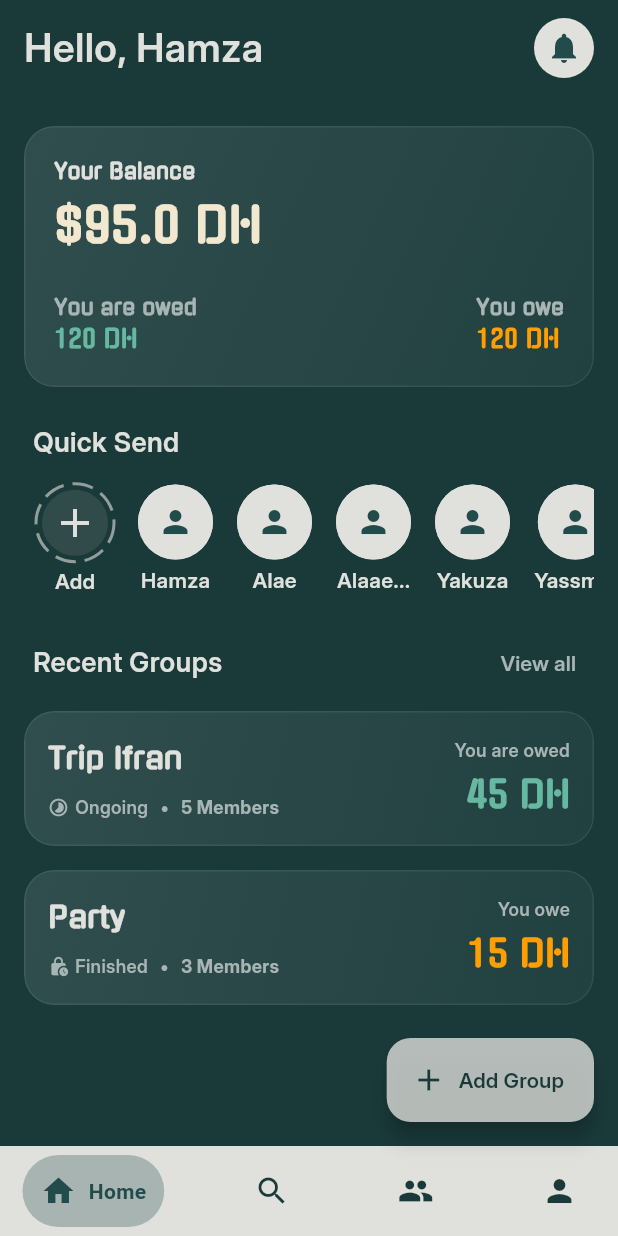
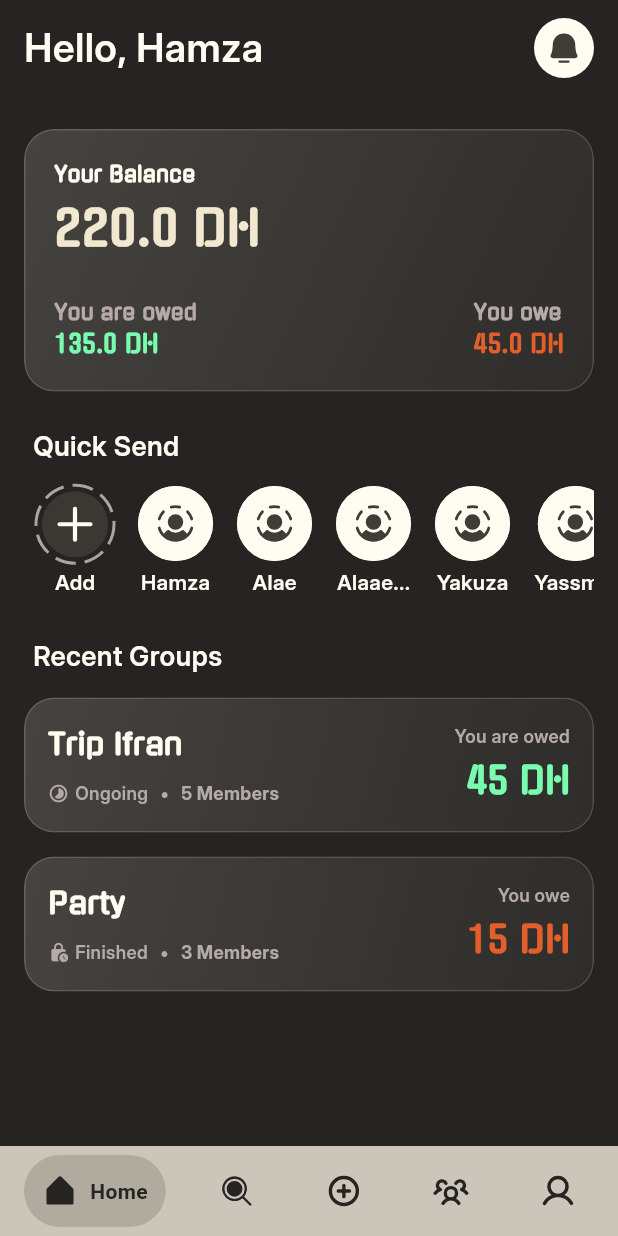
Before and after one commit to kuriboh23/OWEME, a Flutter app: the screen it shows after launch, on a phone screen of 412 x 824 dp. Run offline on Flutter 3.47's test engine with Material 3 defaults, Android fonts, the phone set to English and light mode, and no system bars; drawn by our look-alikes of dotted_border, google_nav_bar; our stand-ins replace flutter_phosphor_icons, phosphor_flutter.

Commit message:
Feat: Bottom Nav Bar & some updates

```diff
--- a/lib/core/theme.dart
+++ b/lib/core/theme.dart
@@ -1,14 +1,14 @@
 import 'package:flutter/material.dart';
 
 class AppTheme {
-  static const Color primaryBackground = Color(0xFF1A3A3A);
-  static const Color primaryColor = Color(0xFF224B4B);
-  static const Color primaryAccent = Color(0xFFFF9E00);
-  static const Color secondaryColor = Color(0xFFFF6B6B);
-  static const Color positiveAccent = Color(0xFF66B8A0);
+  static const Color primaryBackground = Color(0xFF252422);
+  static const Color primaryColor = Color(0xFF403d39);
+  static const Color negativeAccent = Color(0xFFE25E2A);
+  static const Color positiveAccent = Color(0xFF78FCB0);
   static const Color textHeadings = Color(0xFFf2e8cf);
-  static const Color textBody = Color(0xFFA8B5B5);
-  static const Color white = Color(0xFFE0E1DD);
+  static const Color textBody = Color(0xFFB5AAA8);
+  static const Color white = Color(0xFFfffcf2);
+  static const Color gray = Color(0xFFccc5b9);
 
   static final ThemeData themeData = ThemeData(
     scaffoldBackgroundColor: primaryBackground,
--- a/lib/features/dashboard/screens/dashboard.dart
+++ b/lib/features/dashboard/screens/dashboard.dart
@@ -1,64 +1,22 @@
 import 'package:flutter/material.dart';
+import 'package:flutter_phosphor_icons/flutter_phosphor_icons.dart';
 import 'package:oweme/core/theme.dart';
 import 'package:oweme/features/dashboard/widgets/add_friend_button.dart';
 import 'package:oweme/features/dashboard/widgets/friend_avatar.dart';
 import 'package:oweme/features/dashboard/widgets/group_card.dart';
 import 'package:oweme/features/dashboard/widgets/overall_balance_card.dart';
-import 'package:google_nav_bar/google_nav_bar.dart';
 
-class HomePage extends StatefulWidget {
-  const HomePage({super.key});
+class Dashboard extends StatefulWidget {
+  const Dashboard({super.key});
 
   @override
-  State<HomePage> createState() => _HomePageState();
+  State<Dashboard> createState() => _DashboardState();
 }
 
-class _HomePageState extends State<HomePage> {
+class _DashboardState extends State<Dashboard> {
   @override
   Widget build(BuildContext context) {
     return Scaffold(
-      //Float Action Button
-      floatingActionButton: FloatingActionButton.extended(
-        onPressed: () {
-          Navigator.pushNamed(context, '/addGroup');
-        },
-        label: Text(
-          'Add Group',
-          style: TextStyle(
-            color: AppTheme.primaryBackground,
-            fontFamily: 'Inter',
-            fontWeight: FontWeight.w600,
-          ),
-        ),
-        icon: Icon(Icons.add, color: AppTheme.primaryBackground),
-        backgroundColor: AppTheme.white.withAlpha(200),
-      ),
-      // Bottom Nav Bar
-      bottomNavigationBar: Container(
-        color: AppTheme.white,
-        child: Padding(
-          padding: const EdgeInsets.symmetric(horizontal: 15.0, vertical: 6),
-          child: GNav(
-            gap: 8,
-            onTabChange: (index) {
-              print(index);
-            },
-            selectedIndex: 0,
-            tabs: [
-              GButton(icon: Icons.home, text: 'Home'),
-              GButton(icon: Icons.search, text: 'Search'),
-              GButton(icon: Icons.group, text: 'Groups'),
-              GButton(icon: Icons.person, text: 'Profile'),
-            ],
-            tabBackgroundColor: AppTheme.primaryColor.withValues(alpha: 0.3),
-            backgroundColor: AppTheme.white,
-            color: AppTheme.primaryBackground,
-            activeColor: AppTheme.primaryColor,
-            padding: EdgeInsets.all(12),
-          ),
-        ),
-      ),
-
       body: SafeArea(
         child: Padding(
           padding: const EdgeInsets.symmetric(horizontal: 16.0, vertical: 8),
@@ -80,23 +38,25 @@ class _HomePageState extends State<HomePage> {
                       color: AppTheme.white,
                     ),
                   ),
-                  InkWell(
-                    onTap: () {
-                      print('Notification Clicked');
-                    },
+                  GestureDetector(
+                    onTap: () {},
                     child: CircleAvatar(
                       backgroundColor: AppTheme.white,
                       child: Icon(
-                        Icons.notifications,
+                        PhosphorIcons.bell_simple_fill,
                         color: AppTheme.primaryColor,
                       ),
                     ),
                   ),
                 ],
               ),
-              SizedBox(height: 32),
+              SizedBox(height: 34),
               // Dashboard Card
-              OverallBalanceCard(),
+              OverallBalanceCard(
+                totalBalance: 220.0,
+                oweAmount: 45.0,
+                owedAmout: 135.0,
+              ),
               SizedBox(height: 24),
               Padding(
                 padding: const EdgeInsets.only(left: 6.0),
@@ -113,7 +73,7 @@ class _HomePageState extends State<HomePage> {
 
               // Friends
               SizedBox(
-                height: 104,
+                height: 100,
                 child: ListView(
                   padding: const EdgeInsets.symmetric(horizontal: 8.0),
                   scrollDirection: Axis.horizontal,
@@ -133,7 +93,7 @@ class _HomePageState extends State<HomePage> {
                   ],
                 ),
               ),
-              SizedBox(height: 6),
+              SizedBox(height: 14),
               Padding(
                 padding: const EdgeInsets.only(left: 6.0),
                 child: Row(
@@ -148,21 +108,10 @@ class _HomePageState extends State<HomePage> {
                         color: AppTheme.white,
                       ),
                     ),
-                    TextButton(
-                      onPressed: () {},
-                      child: Text(
-                        'View all',
-                        style: TextStyle(
-                          color: AppTheme.textBody,
-                          fontFamily: 'Inter',
-                          fontSize: 14,
-                          fontWeight: FontWeight.w600,
-                        ),
-                      ),
-                    ),
                   ],
                 ),
               ),
+              const SizedBox(height: 6),
               // Recent Groups
               GroupCard(
                 groupName: 'Trip Ifran',
--- a/lib/features/dashboard/widgets/add_friend_button.dart
+++ b/lib/features/dashboard/widgets/add_friend_button.dart
@@ -1,5 +1,6 @@
 import 'package:dotted_border/dotted_border.dart';
 import 'package:flutter/material.dart';
+import 'package:flutter_phosphor_icons/flutter_phosphor_icons.dart';
 import 'package:oweme/core/theme.dart';
 
 class AddFriendButton extends StatelessWidget {
@@ -24,7 +25,11 @@ class AddFriendButton extends StatelessWidget {
             child: CircleAvatar(
               backgroundColor: AppTheme.textHeadings.withValues(alpha: 0.1),
               radius: 22, // Adjust size as needed
-              child: Icon(Icons.add, color: AppTheme.white, size: 32),
+              child: Icon(
+                PhosphorIcons.plus_bold,
+                color: AppTheme.white,
+                size: 30,
+              ),
             ),
           ),
           SizedBox(height: 3),
--- /dev/null
+++ b/lib/features/dashboard/widgets/build_balance_row.dart
@@ -0,0 +1,42 @@
+import 'package:flutter/material.dart';
+import 'package:oweme/core/theme.dart';
+
+class BuildBalanceRow extends StatelessWidget {
+  final String label;
+  final String amount;
+  final Color color;
+
+  const BuildBalanceRow({
+    super.key,
+    required this.label,
+    required this.amount,
+    required this.color,
+  });
+
+  @override
+  Widget build(BuildContext context) {
+    return Column(
+      crossAxisAlignment: CrossAxisAlignment.start,
+      children: [
+        Text(
+          label,
+          style: const TextStyle(
+            color: AppTheme.textBody,
+            fontSize: 14,
+            fontFamily: 'Gugi',
+            fontWeight: FontWeight.bold,
+          ),
+        ),
+        Text(
+          amount,
+          style: TextStyle(
+            color: color,
+            fontSize: 16,
+            fontFamily: 'Gugi',
+            fontWeight: FontWeight.w600,
+          ),
+        ),
+      ],
+    );
+  }
+}
--- a/lib/features/dashboard/widgets/friend_avatar.dart
+++ b/lib/features/dashboard/widgets/friend_avatar.dart
@@ -1,11 +1,11 @@
 import 'package:flutter/material.dart';
 import 'package:oweme/core/theme.dart';
+import 'package:phosphor_flutter/phosphor_flutter.dart';
 
-// ignore: must_be_immutable
 class FriendAvatar extends StatelessWidget {
-  String name;
+  final String name;
 
-  FriendAvatar({super.key, required this.name});
+  const FriendAvatar({super.key, required this.name});
 
   String truncateText(String text, int maxLength) {
     if (text.length <= maxLength) {
@@ -32,7 +32,11 @@ class FriendAvatar extends StatelessWidget {
             child: CircleAvatar(
               backgroundColor: AppTheme.white,
               radius: 25, // Adjust size as needed
-              child: Icon(Icons.person, color: AppTheme.primaryColor),
+              child: PhosphorIcon(
+                PhosphorIconsFill.userCircleDashed,
+                color: AppTheme.primaryColor,
+                size: 30,
+              ),
             ),
           ),
           SizedBox(height: 4),
--- a/lib/features/dashboard/widgets/glassmorphic.dart
+++ b/lib/features/dashboard/widgets/glassmorphic.dart
@@ -34,14 +34,14 @@ class Glassmorphic extends StatelessWidget {
               decoration: BoxDecoration(
                 borderRadius: BorderRadius.circular(20),
                 border: Border.all(
-                  color: AppTheme.textBody.withValues(alpha: 0.13),
+                  color: AppTheme.white.withValues(alpha: 0.16),
                 ),
                 gradient: LinearGradient(
                   begin: Alignment.topLeft,
                   end: Alignment.bottomRight,
                   colors: [
-                    AppTheme.textBody.withValues(alpha: 0.16),
-                    AppTheme.textBody.withValues(alpha: 0.05),
+                    AppTheme.white.withValues(alpha: 0.15),
+                    AppTheme.gray.withValues(alpha: 0.06),
                   ],
                 ),
               ),
--- a/lib/features/dashboard/widgets/group_card.dart
+++ b/lib/features/dashboard/widgets/group_card.dart
@@ -116,7 +116,7 @@ class GroupCard extends StatelessWidget {
                           style: TextStyle(
                             color: isOwed
                                 ? AppTheme.positiveAccent
-                                : AppTheme.primaryAccent, // Use theme color
+                                : AppTheme.negativeAccent, // Use theme color
                             fontSize: 24, // Increased size significantly
                             fontFamily: 'Gugi',
                             fontWeight: FontWeight.w600,
--- a/lib/features/dashboard/widgets/overall_balance_card.dart
+++ b/lib/features/dashboard/widgets/overall_balance_card.dart
@@ -1,22 +1,24 @@
 import 'package:flutter/material.dart';
 import 'package:oweme/core/theme.dart';
+import 'package:oweme/features/dashboard/widgets/build_balance_row.dart';
 import 'package:oweme/features/dashboard/widgets/glassmorphic.dart';
 
-class OverallBalanceCard extends StatefulWidget {
-  const OverallBalanceCard({super.key});
-
-  @override
-  State<OverallBalanceCard> createState() => _OverallBalanceCardState();
-}
-
-class _OverallBalanceCardState extends State<OverallBalanceCard> {
-  double totalBalance = 95.0;
+class OverallBalanceCard extends StatelessWidget {
+  final double totalBalance;
+  final double owedAmout;
+  final double oweAmount;
+  const OverallBalanceCard({
+    super.key,
+    required this.totalBalance,
+    required this.owedAmout,
+    required this.oweAmount,
+  });
 
   @override
   Widget build(BuildContext context) {
     return Glassmorphic(
       width: double.infinity,
-      height: 174,
+      height: 175,
       child: Padding(
         padding: const EdgeInsets.all(20),
         child: Column(
@@ -37,11 +39,11 @@ class _OverallBalanceCardState extends State<OverallBalanceCard> {
                 ),
                 SizedBox(height: 4),
                 Text(
-                  '\$$totalBalance DH',
+                  '$totalBalance DH',
                   style: TextStyle(
                     color: totalBalance >= 0
                         ? AppTheme.textHeadings
-                        : AppTheme.secondaryColor,
+                        : AppTheme.negativeAccent,
                     fontSize: 32,
                     fontFamily: 'Gugi',
                     fontWeight: FontWeight.w700,
@@ -52,15 +54,15 @@ class _OverallBalanceCardState extends State<OverallBalanceCard> {
             Row(
               mainAxisAlignment: MainAxisAlignment.spaceBetween,
               children: [
-                _buildBalanceRow(
+                BuildBalanceRow(
                   label: "You are owed",
-                  amount: "120 DH",
+                  amount: "$owedAmout DH",
                   color: AppTheme.positiveAccent,
                 ),
-                _buildBalanceRow(
+                BuildBalanceRow(
                   label: "You owe",
-                  amount: "120 DH",
-                  color: AppTheme.primaryAccent,
+                  amount: "$oweAmount DH",
+                  color: AppTheme.negativeAccent,
                 ),
               ],
             ),
@@ -70,34 +72,3 @@ class _OverallBalanceCardState extends State<OverallBalanceCard> {
     );
   }
 }
-
-Widget _buildBalanceRow({
-  required String label,
-  required String amount,
-  required Color color,
-}) {
-  // ... this helper method does not need to be changed
-  return Column(
-    crossAxisAlignment: CrossAxisAlignment.start,
-    children: [
-      Text(
-        label,
-        style: const TextStyle(
-          color: AppTheme.textBody,
-          fontSize: 14,
-          fontFamily: 'Gugi',
-          fontWeight: FontWeight.bold,
-        ),
-      ),
-      Text(
-        amount,
-        style: TextStyle(
-          color: color,
-          fontSize: 16,
-          fontFamily: 'Gugi',
-          fontWeight: FontWeight.w600,
-        ),
-      ),
-    ],
-  );
-}
--- /dev/null
+++ b/lib/features/home_page.dart
@@ -0,0 +1,69 @@
+import 'package:flutter/material.dart';
+import 'package:flutter_phosphor_icons/flutter_phosphor_icons.dart';
+import 'package:oweme/core/theme.dart';
+import 'package:oweme/features/dashboard/screens/add_group_screen.dart';
+import 'package:oweme/features/dashboard/screens/dashboard.dart';
+import 'package:google_nav_bar/google_nav_bar.dart';
+
+class HomePage extends StatefulWidget {
+  const HomePage({super.key});
+
+  @override
+  State<HomePage> createState() => _HomePageState();
+}
+
+class _HomePageState extends State<HomePage> {
+  int _selectedIndex = 0;
+
+  void _navigateBottomBar(int index) {
+    setState(() {
+      _selectedIndex = index;
+    });
+  }
+
+  final List<Widget> _pages = [
+    Dashboard(),
+    Center(child: Text('Search')),
+    AddGroupScreen(),
+    Center(child: Text('Groups')),
+    Center(child: Text('Profile')),
+  ];
+
+  @override
+  Widget build(BuildContext context) {
+    return Scaffold(
+      // Bottom Nav Bar
+      bottomNavigationBar: Container(
+        color: AppTheme.gray,
+        child: Padding(
+          padding: const EdgeInsets.symmetric(horizontal: 16.0, vertical: 6),
+          child: GNav(
+            gap: 8,
+            onTabChange: _navigateBottomBar,
+            selectedIndex: _selectedIndex,
+            tabs: [
+              GButton(icon: PhosphorIcons.house_simple_fill, text: 'Home'),
+              GButton(
+                icon: PhosphorIcons.magnifying_glass_fill,
+                text: 'Search',
+              ),
+              GButton(icon: PhosphorIcons.plus_circle_bold, text: 'Add Group'),
+              GButton(icon: PhosphorIcons.users_three_bold, text: 'Groups'),
+              GButton(icon: PhosphorIcons.user_bold, text: 'Profile'),
+            ],
+            tabBackgroundColor: AppTheme.primaryColor.withValues(alpha: 0.2),
+            backgroundColor: AppTheme.gray,
+            color: AppTheme.primaryBackground,
+            activeColor: AppTheme.primaryBackground,
+            padding: EdgeInsets.all(12),
+          ),
+        ),
+      ),
+
+      body: IndexedStack(
+      index: _selectedIndex,
+      children: _pages,
+    ),
+    );
+  }
+}
--- a/lib/main.dart
+++ b/lib/main.dart
@@ -1,17 +1,16 @@
 import 'package:flutter/material.dart';
 import 'package:flutter/services.dart';
 import 'package:oweme/core/theme.dart';
-import 'package:oweme/features/dashboard/screens/add_group_screen.dart';
-import 'package:oweme/features/dashboard/screens/dashboard.dart';
+import 'package:oweme/features/home_page.dart';
 
 void main() {
   WidgetsFlutterBinding.ensureInitialized();
 
   SystemChrome.setSystemUIOverlayStyle(
     SystemUiOverlayStyle(
-      statusBarColor: Colors.transparent, // 👈 This makes it transparent
+      statusBarColor: Colors.transparent,
       statusBarIconBrightness:
-          Brightness.dark, // Use Brightness.light for light icons
+          Brightness.dark,
     ),
   );
 
@@ -21,17 +20,13 @@ void main() {
 class MyApp extends StatelessWidget {
   const MyApp({super.key});
 
-  // This widget is the root of your application.
   @override
   Widget build(BuildContext context) {
     return MaterialApp(
       title: 'OWEME',
       debugShowCheckedModeBanner: false,
       theme: AppTheme.themeData,
-      routes: {
-        '/': (context) => HomePage(),
-        '/addGroup': (context) =>  AddGroupScreen(),
-      },
+      home: HomePage(),
     );
   }
 }
--- a/pubspec.yaml
+++ b/pubspec.yaml
@@ -36,6 +36,8 @@ dependencies:
   cupertino_icons: ^1.0.8
   dotted_border: ^3.1.0
   google_nav_bar: ^5.0.7
+  flutter_phosphor_icons: ^0.0.1+6
+  phosphor_flutter: ^2.1.0
 
 dev_dependencies:
   flutter_test:
```
Also changed, not shown: lib/features/dashboard/screens/add_group_screen.dart (+1 -95 lines), pubspec.lock.
